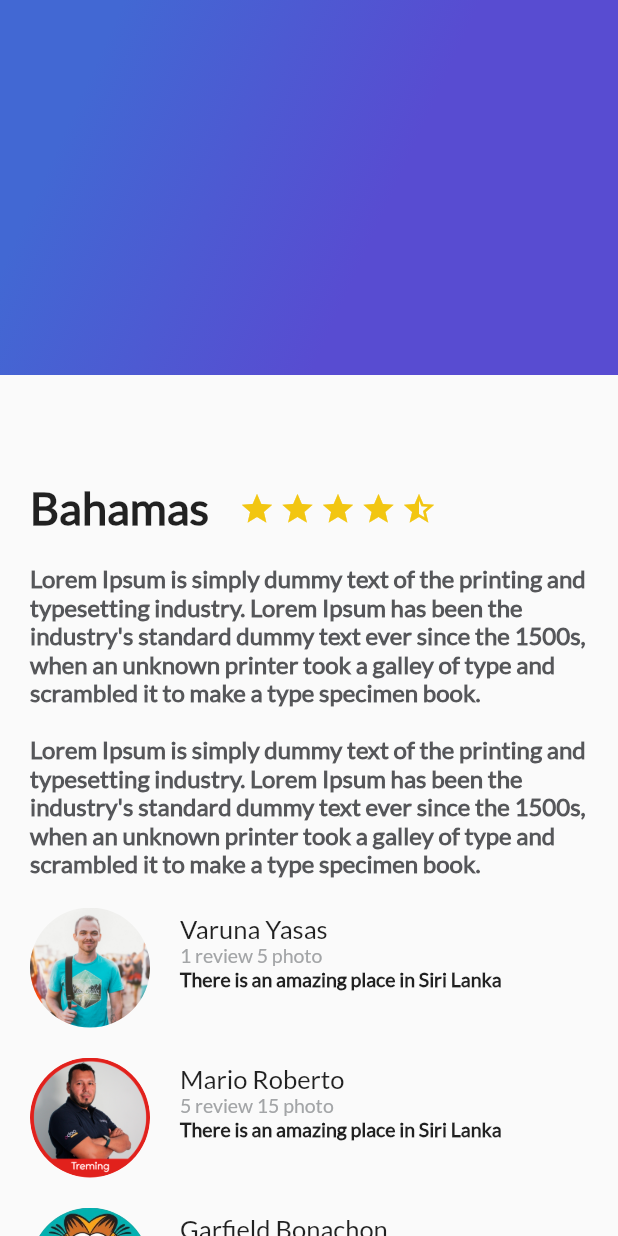
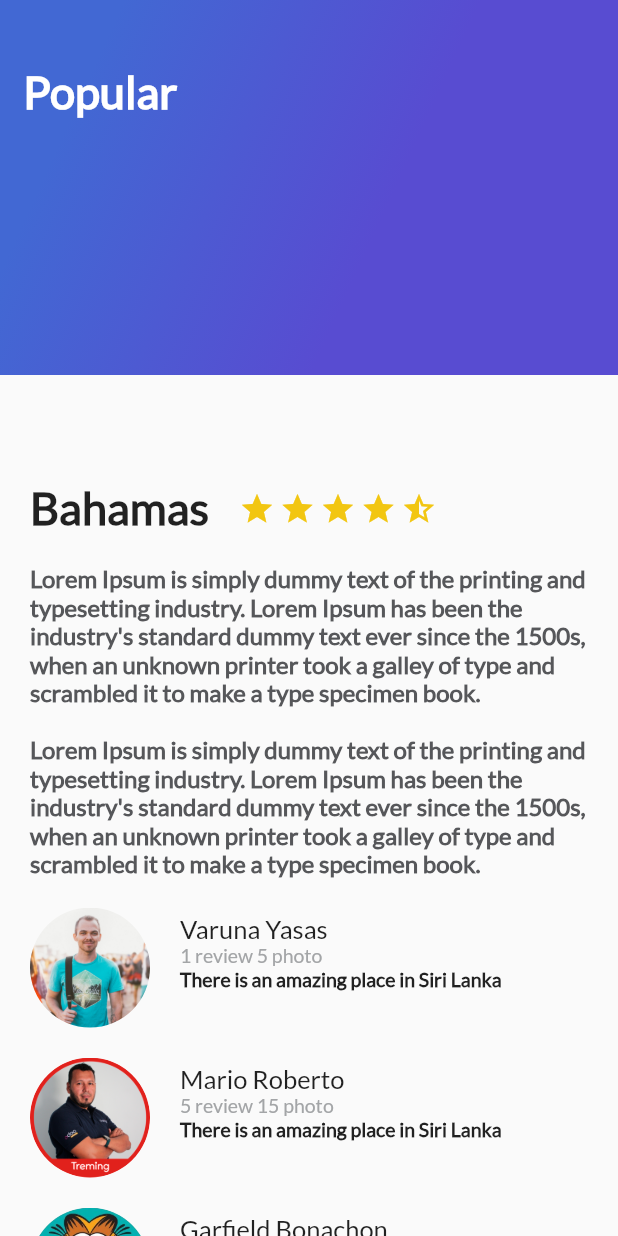
Before and after one commit to mrgomezsv/platzi_trips_app, a Flutter app: the screen it shows after launch, on a phone screen of 412 x 824 dp. Run offline on Flutter 3.47's test engine with Material 2 defaults, Android fonts, the phone set to English and light mode, and no system bars.

Commit message:
Se agregaron img a los assets y titulo a la pantalla principal en un string asi como se mejoro la barra de estado en android"

```diff
--- a/lib/gradient_back.dart
+++ b/lib/gradient_back.dart
@@ -1,6 +1,12 @@
 import 'package:flutter/material.dart';
 
 class GradientBack extends StatelessWidget {
+
+
+  String  title = "Popular";
+
+  GradientBack(this.title);
+
   @override
   Widget build(BuildContext context) {
     // TODO: implement build
@@ -18,6 +24,20 @@ class GradientBack extends StatelessWidget {
             tileMode: TileMode.clamp
         )
       ),
+
+      child: Text(
+        title,
+        style: const TextStyle(
+          color: Colors.white,
+          fontSize: 30.0,
+          fontFamily: "Lato",
+          fontWeight: FontWeight.bold
+        ),
+      ),
+
+      alignment: const Alignment(-0.9, -0.6),
+
+
     );
   }
 
--- a/lib/main.dart
+++ b/lib/main.dart
@@ -29,7 +29,7 @@ class MyApp extends StatelessWidget {
                 const ReviewList(),
               ],
             ),
-            GradientBack(),
+            GradientBack("Popular"),
           ],
         ),
       ),
--- a/pubspec.yaml
+++ b/pubspec.yaml
@@ -92,6 +92,12 @@ flutter:
     - assets/img/people.jpg
     - assets/img/mario.jpg
     - assets/img/garfield.jpg
+    - assets/img/beach.jpeg
+    - assets/img/beach_palm.jpeg
+    - assets/img/mountain.jpeg
+    - assets/img/mountain_stars.jpeg
+    - assets/img/river.jpeg
+    - assets/img/sunset.jpeg
 
   fonts:
     - family: Lato
```
Also changed, not shown: lib/card_image.dart (added, +10 -0 lines), assets/img/beach.jpeg (added), assets/img/beach_palm.jpeg (added), assets/img/mountain.jpeg (added), assets/img/mountain_stars.jpeg (added), assets/img/river.jpeg (added), assets/img/sunset.jpeg (added), 1 other file.
